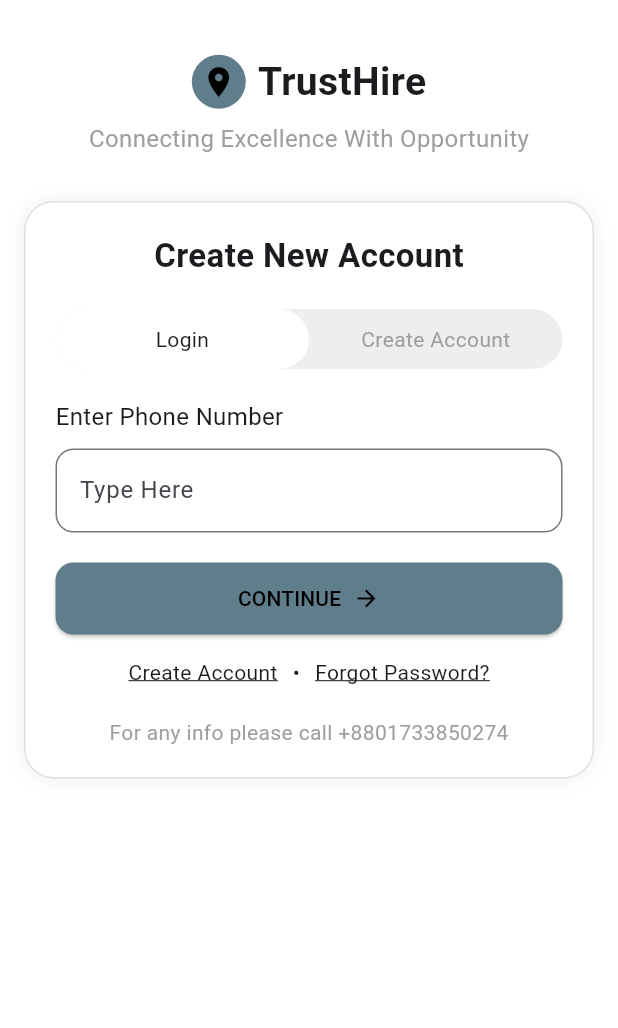
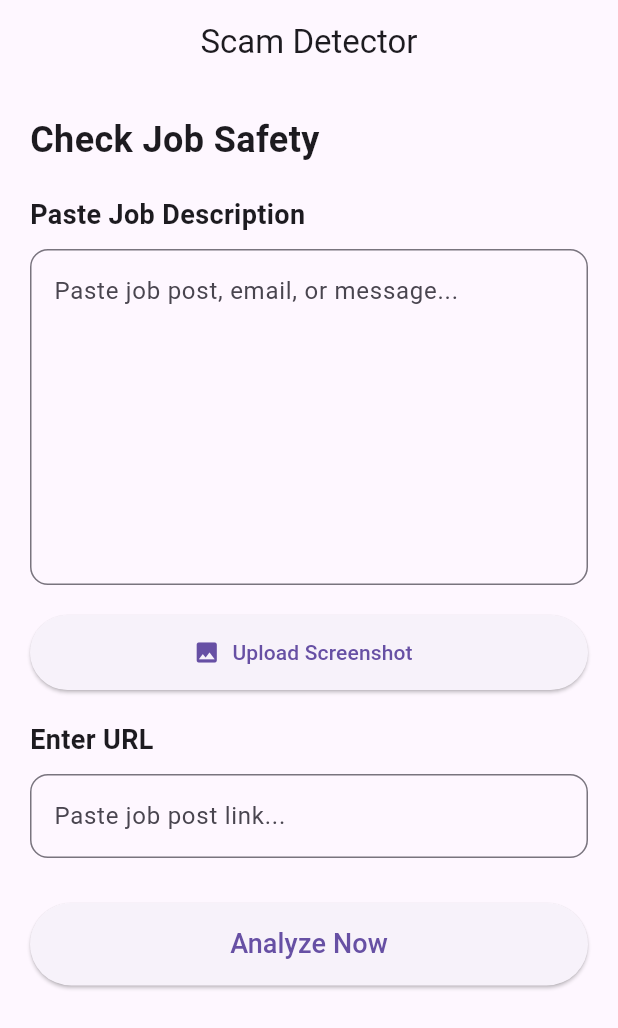
Before and after one commit to IfNusaibaCodes/TrustHire, a Flutter app: the screen it shows after launch, on a phone screen of 412 x 824 dp. Shown: the top 1028 px of the screen. Run offline on Flutter 3.47's test engine with Material 3 defaults, Android fonts, the phone set to English and light mode, and no system bars.

Commit message:
scam detection page

```diff
--- /dev/null
+++ b/lib/Pages/scam_detector_page.dart
@@ -0,0 +1,335 @@
+import 'package:flutter/material.dart';
+
+class ScamDetectorPage extends StatefulWidget {
+  const ScamDetectorPage({super.key});
+
+  @override
+  State<ScamDetectorPage> createState() =>
+      _ScamDetectorPageState();
+}
+
+class _ScamDetectorPageState
+    extends State<ScamDetectorPage> {
+
+  TextEditingController textController =
+  TextEditingController();
+
+  String resultText = "";
+  String riskLevel = "";
+  List<String> detectedIssues = [];
+  List<String> positiveSigns = [];
+
+  bool isLoading = false;
+
+  void analyzeScam() async {
+
+    setState(() {
+      isLoading = true;
+    });
+
+    await Future.delayed(
+      const Duration(seconds: 2),
+    );
+
+    String text =
+    textController.text.toLowerCase();
+
+    detectedIssues.clear();
+    positiveSigns.clear();
+
+    int score = 100;
+
+
+
+    if (text.contains("urgent")) {
+      detectedIssues.add(
+          "Urgent hiring pressure");
+      score -= 20;
+    }
+
+    if (text.contains("payment")) {
+      detectedIssues.add(
+          "Requests payment");
+      score -= 30;
+    }
+
+    if (text.contains("gmail")) {
+      detectedIssues.add(
+          "Uses free email");
+      score -= 15;
+    }
+
+    if (text.contains("salary 5000")) {
+      detectedIssues.add(
+          "Unrealistic salary");
+      score -= 20;
+    }
+
+
+
+    if (text.contains("website")) {
+      positiveSigns.add(
+          "Has company website");
+    }
+
+    if (text.contains("experience")) {
+      positiveSigns.add(
+          "Proper job description");
+    }
+
+
+
+    if (score >= 70) {
+      riskLevel = "Low Risk";
+    }
+
+    else if (score >= 40) {
+      riskLevel = "Medium Risk";
+    }
+
+    else {
+      riskLevel = "High Risk";
+    }
+
+    resultText = "$score% Safe";
+
+    setState(() {
+      isLoading = false;
+    });
+
+  }
+
+  @override
+  Widget build(BuildContext context) {
+
+    return Scaffold(
+
+      appBar: AppBar(
+        title: const Text("Scam Detector"),
+        centerTitle: true,
+      ),
+
+      body: SingleChildScrollView(
+
+        padding: const EdgeInsets.all(20),
+
+        child: Column(
+
+          crossAxisAlignment:
+          CrossAxisAlignment.start,
+
+          children: [
+
+
+            const Text(
+              "Check Job Safety",
+              style: TextStyle(
+                fontSize: 24,
+                fontWeight: FontWeight.bold,
+              ),
+            ),
+
+            const SizedBox(height: 20),
+
+
+            const Text(
+              "Paste Job Description",
+              style: TextStyle(
+                fontSize: 18,
+                fontWeight: FontWeight.bold,
+              ),
+            ),
+
+            const SizedBox(height: 10),
+
+            TextField(
+
+              controller: textController,
+
+              maxLines: 8,
+
+              decoration: InputDecoration(
+                hintText:
+                "Paste job post, email, or message...",
+                border: OutlineInputBorder(
+                  borderRadius:
+                  BorderRadius.circular(12),
+                ),
+              ),
+            ),
+
+            const SizedBox(height: 20),
+
+
+            ElevatedButton.icon(
+
+              onPressed: () {},
+
+              icon: const Icon(Icons.image),
+
+              label:
+              const Text("Upload Screenshot"),
+
+              style: ElevatedButton.styleFrom(
+                minimumSize:
+                const Size(double.infinity, 50),
+              ),
+            ),
+
+            const SizedBox(height: 20),
+
+
+            const Text(
+              "Enter URL",
+              style: TextStyle(
+                fontSize: 18,
+                fontWeight: FontWeight.bold,
+              ),
+            ),
+
+            const SizedBox(height: 10),
+
+            TextField(
+
+              decoration: InputDecoration(
+                hintText:
+                "Paste job post link...",
+                border: OutlineInputBorder(
+                  borderRadius:
+                  BorderRadius.circular(12),
+                ),
+              ),
+            ),
+
+            const SizedBox(height: 30),
+
+
+            SizedBox(
+
+              width: double.infinity,
+
+              height: 55,
+
+              child: ElevatedButton(
+
+                onPressed: analyzeScam,
+
+                child: const Text(
+                  "Analyze Now",
+                  style: TextStyle(
+                    fontSize: 18,
+                  ),
+                ),
+              ),
+            ),
+
+            const SizedBox(height: 30),
+
+
+            if (isLoading)
+              Column(
+                children: const [
+
+                  CircularProgressIndicator(),
+
+                  SizedBox(height: 15),
+
+                  Text(
+                    "Analyzing job safety...",
+                    style: TextStyle(
+                      fontSize: 16,
+                    ),
+                  ),
+                ],
+              ),
+
+
+            if (resultText.isNotEmpty &&
+                !isLoading)
+
+              Column(
+
+                crossAxisAlignment:
+                CrossAxisAlignment.start,
+
+                children: [
+
+                  Text(
+                    resultText,
+                    style: TextStyle(
+                      fontSize: 28,
+                      fontWeight: FontWeight.bold,
+                      color: riskLevel == "High Risk"
+                          ? Colors.red
+                          : riskLevel == "Medium Risk"
+                          ? Colors.orange
+                          : Colors.green,
+                    ),
+                  ),
+
+                  const SizedBox(height: 10),
+
+                  Text(
+                    "Risk Level: $riskLevel",
+                    style: const TextStyle(
+                      fontSize: 20,
+                    ),
+                  ),
+
+                  const SizedBox(height: 25),
+
+
+                  const Text(
+                    "Detected Issues",
+                    style: TextStyle(
+                      fontSize: 20,
+                      fontWeight:
+                      FontWeight.bold,
+                    ),
+                  ),
+
+                  const SizedBox(height: 10),
+
+                  ...detectedIssues.map(
+                        (issue) => ListTile(
+                      leading: const Icon(
+                        Icons.warning,
+                        color: Colors.red,
+                      ),
+                      title: Text(issue),
+                    ),
+                  ),
+
+                  const SizedBox(height: 20),
+
+
+                  const Text(
+                    "Positive Signs",
+                    style: TextStyle(
+                      fontSize: 20,
+                      fontWeight:
+                      FontWeight.bold,
+                    ),
+                  ),
+
+                  const SizedBox(height: 10),
+
+                  ...positiveSigns.map(
+                        (sign) => ListTile(
+                      leading: const Icon(
+                        Icons.check_circle,
+                        color: Colors.green,
+                      ),
+                      title: Text(sign),
+                    ),
+                  ),
+
+                ],
+              )
+
+          ],
+        ),
+      ),
+    );
+  }
+}
--- a/lib/main.dart
+++ b/lib/main.dart
@@ -2,6 +2,7 @@ import 'package:flutter/material.dart';
 import 'package:trust_hire_app/Pages/landing_page.dart';
 import 'package:trust_hire_app/Pages/login_page.dart';
 import 'package:trust_hire_app/Pages/signup_page.dart';
+import 'Pages/scam_detector_page.dart';
 
 void main() {
   runApp(const MyApp());
@@ -13,7 +14,7 @@ class MyApp extends StatelessWidget {
   @override
   Widget build(BuildContext context) {
     return MaterialApp(
-      home: SignUpPage(),
+      home: ScamDetectorPage(),
     );
   }
 }
```
Also changed, not shown: pubspec.lock.
